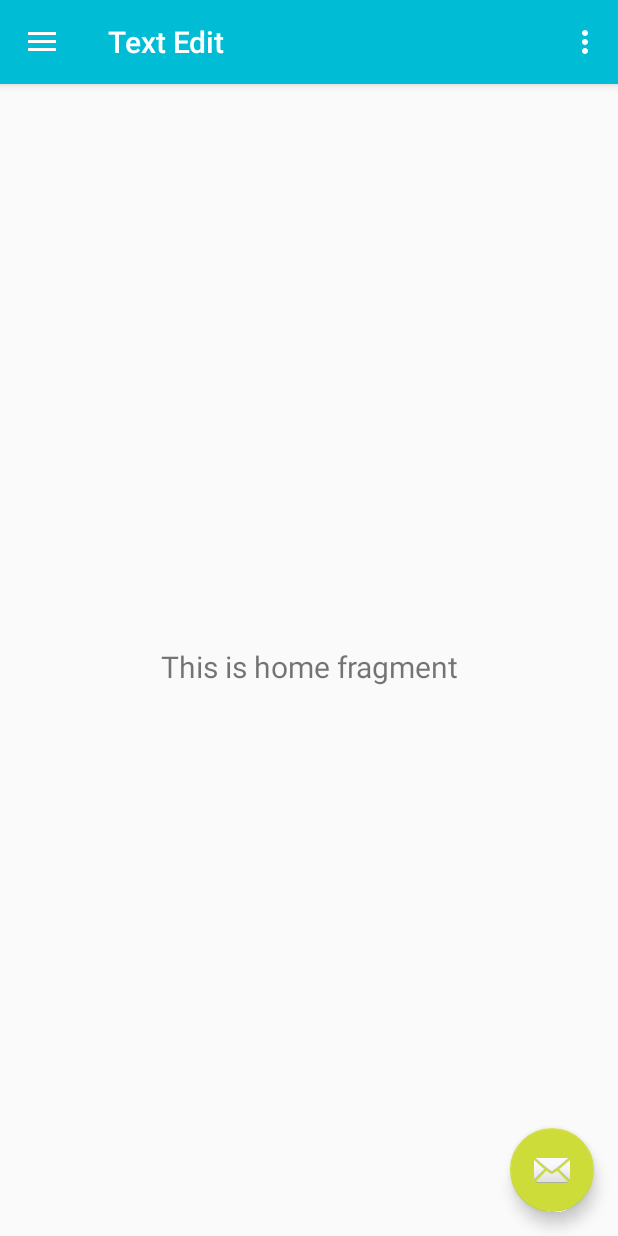
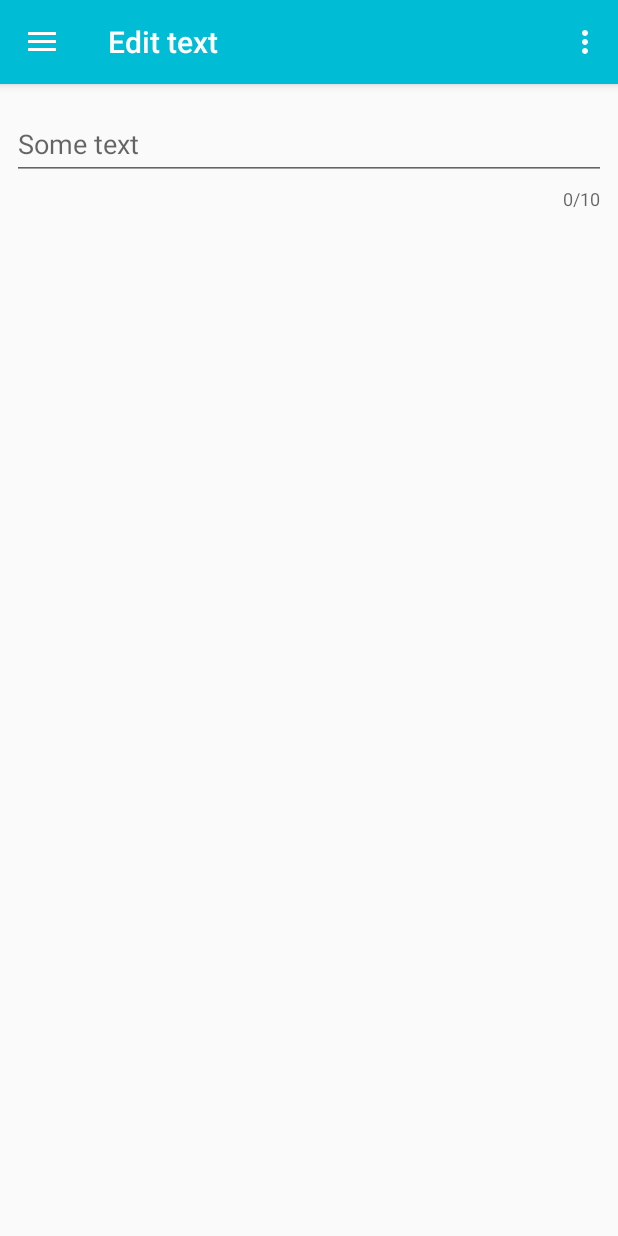
Before and after one commit to afedchenko/MaterialDesignApp, an Android app: the screen it shows after launch (MainActivity), on a phone screen of 412 x 824 dp. Run offline under Robolectric (Android 15) with nearby library versions, the phone set to English and light mode, and no system bars; our stand-ins replace navigation-ui.

Commit message:
Edit Text и Snack Bar по 2 уроку

```diff
--- a/app/src/main/java/com/example/materialdesignapp/MainActivity.java
+++ b/app/src/main/java/com/example/materialdesignapp/MainActivity.java
@@ -1,8 +1,10 @@
 package com.example.materialdesignapp;
 
 import android.os.Bundle;
+import android.util.Log;
 import android.view.View;
 import android.view.Menu;
+import android.widget.Toast;
 
 import com.google.android.material.floatingactionbutton.FloatingActionButton;
 import com.google.android.material.snackbar.Snackbar;
@@ -19,6 +21,7 @@ import androidx.appcompat.widget.Toolbar;
 public class MainActivity extends AppCompatActivity {
 
     private AppBarConfiguration mAppBarConfiguration;
+    private static final String TAG = "SnackActivity";
 
     @Override
     protected void onCreate(Bundle savedInstanceState) {
@@ -26,14 +29,19 @@ public class MainActivity extends AppCompatActivity {
         setContentView(R.layout.activity_main);
         Toolbar toolbar = findViewById(R.id.toolbar);
         setSupportActionBar(toolbar);
-        FloatingActionButton fab = findViewById(R.id.fab);
+/*        FloatingActionButton fab = findViewById(R.id.fab);
         fab.setOnClickListener(new View.OnClickListener() {
             @Override
             public void onClick(View view) {
-                Snackbar.make(view, "Replace with your own action", Snackbar.LENGTH_LONG)
-                        .setAction("Action", null).show();
+                Snackbar.make(view, "Произвелось какое-то действие", Snackbar.LENGTH_LONG)
+                        .setAction("Действие", new View.OnClickListener() {
+                            @Override
+                            public void onClick(View view) {
+                                Toast.makeText(getApplicationContext(), "Бумс", Toast.LENGTH_SHORT).show();
+                            }
+                        }).show();
             }
-        });
+        });*/
         DrawerLayout drawer = findViewById(R.id.drawer_layout);
         NavigationView navigationView = findViewById(R.id.nav_view);
         // Passing each menu ID as a set of Ids because each
--- a/app/src/main/java/com/example/materialdesignapp/ui/gallery/GalleryViewModel.java
+++ b/app/src/main/java/com/example/materialdesignapp/ui/gallery/GalleryViewModel.java
@@ -10,7 +10,7 @@ public class GalleryViewModel extends ViewModel {
 
     public GalleryViewModel() {
         mText = new MutableLiveData<>();
-        mText.setValue("This is gallery fragment");
+        mText.setValue("Нажмите на FAB");
     }
 
     public LiveData<String> getText() {
--- a/app/src/main/java/com/example/materialdesignapp/ui/home/HomeFragment.java
+++ b/app/src/main/java/com/example/materialdesignapp/ui/home/HomeFragment.java
@@ -23,7 +23,7 @@ public class HomeFragment extends Fragment {
         homeViewModel =
                 ViewModelProviders.of(this).get(HomeViewModel.class);
         View root = inflater.inflate(R.layout.fragment_home, container, false);
-        final TextView textView = root.findViewById(R.id.text_home);
+        final TextView textView = root.findViewById(R.id.edit_text);
         homeViewModel.getText().observe(getViewLifecycleOwner(), new Observer<String>() {
             @Override
             public void onChanged(@Nullable String s) {
--- a/app/src/main/java/com/example/materialdesignapp/ui/home/HomeViewModel.java
+++ b/app/src/main/java/com/example/materialdesignapp/ui/home/HomeViewModel.java
@@ -10,7 +10,7 @@ public class HomeViewModel extends ViewModel {
 
     public HomeViewModel() {
         mText = new MutableLiveData<>();
-        mText.setValue("This is home fragment");
+        //mText.setValue("This is home fragment");
     }
 
     public LiveData<String> getText() {
--- a/app/src/main/res/layout/app_bar_main.xml
+++ b/app/src/main/res/layout/app_bar_main.xml
@@ -22,12 +22,12 @@
 
     <include layout="@layout/content_main" />
 
-    <com.google.android.material.floatingactionbutton.FloatingActionButton
+<!--    <com.google.android.material.floatingactionbutton.FloatingActionButton
         android:id="@+id/fab"
         android:layout_width="wrap_content"
         android:layout_height="wrap_content"
         android:layout_gravity="bottom|end"
         android:layout_margin="@dimen/fab_margin"
-        app:srcCompat="@android:drawable/ic_dialog_email" />
+        app:srcCompat="@android:drawable/ic_dialog_email" />-->
 
 </androidx.coordinatorlayout.widget.CoordinatorLayout>
--- a/app/src/main/res/layout/fragment_home.xml
+++ b/app/src/main/res/layout/fragment_home.xml
@@ -1,22 +1,29 @@
 <?xml version="1.0" encoding="utf-8"?>
-<androidx.constraintlayout.widget.ConstraintLayout xmlns:android="http://schemas.android.com/apk/res/android"
-    xmlns:app="http://schemas.android.com/apk/res-auto"
-    xmlns:tools="http://schemas.android.com/tools"
+<LinearLayout xmlns:android="http://schemas.android.com/apk/res/android"
+xmlns:tools="http://schemas.android.com/tools"
+android:layout_width="match_parent"
+android:layout_height="match_parent"
+xmlns:app="http://schemas.android.com/apk/res-auto"
+tools:context=".ui.home.HomeFragment">
+
+<com.google.android.material.textfield.TextInputLayout
     android:layout_width="match_parent"
-    android:layout_height="match_parent"
-    tools:context=".ui.home.HomeFragment">
+    android:layout_height="wrap_content"
+    android:paddingTop="@dimen/edit_text_padding"
+    android:paddingLeft="@dimen/edit_text_padding"
+    android:paddingRight="@dimen/edit_text_padding"
+    app:counterOverflowTextAppearance="@style/CounterStyle"
+    app:counterEnabled="true"
+    app:errorEnabled="true"
+    app:counterMaxLength="10"
+    android:focusableInTouchMode="true">
 
-    <TextView
-        android:id="@+id/text_home"
+    <EditText
+        android:id="@+id/edit_text"
         android:layout_width="match_parent"
         android:layout_height="wrap_content"
-        android:layout_marginStart="8dp"
-        android:layout_marginTop="8dp"
-        android:layout_marginEnd="8dp"
-        android:textAlignment="center"
-        android:textSize="20sp"
-        app:layout_constraintBottom_toBottomOf="parent"
-        app:layout_constraintEnd_toEndOf="parent"
-        app:layout_constraintStart_toStartOf="parent"
-        app:layout_constraintTop_toTopOf="parent" />
-</androidx.constraintlayout.widget.ConstraintLayout>
+        android:hint="@string/edit_text_hint" />
+
+</com.google.android.material.textfield.TextInputLayout>
+
+</LinearLayout>
--- a/app/src/main/res/layout/nav_header_main.xml
+++ b/app/src/main/res/layout/nav_header_main.xml
@@ -1,6 +1,5 @@
 <?xml version="1.0" encoding="utf-8"?>
 <LinearLayout xmlns:android="http://schemas.android.com/apk/res/android"
-    xmlns:app="http://schemas.android.com/apk/res-auto"
     android:layout_width="match_parent"
     android:layout_height="@dimen/nav_header_height"
     android:background="@drawable/side_nav_bar"
--- a/app/src/main/res/values/dimens.xml
+++ b/app/src/main/res/values/dimens.xml
@@ -5,4 +5,5 @@
     <dimen name="nav_header_vertical_spacing">8dp</dimen>
     <dimen name="nav_header_height">176dp</dimen>
     <dimen name="fab_margin">16dp</dimen>
+    <dimen name="edit_text_padding">8dp</dimen>
 </resources>
--- a/app/src/main/res/values/strings.xml
+++ b/app/src/main/res/values/strings.xml
@@ -7,9 +7,10 @@
     <string name="nav_header_desc">Navigation header</string>
     <string name="action_settings">Settings</string>
 
-    <string name="menu_home">Text Edit</string>
+    <string name="menu_home">Edit text</string>
     <string name="menu_gallery">Snack Bar</string>
     <string name="menu_slideshow">Bottom Sheet</string>
 
     <string name="home_second">Home Second</string>
+    <string name="edit_text_hint">Some text</string>
 </resources>
--- a/app/src/main/res/values/styles.xml
+++ b/app/src/main/res/values/styles.xml
@@ -17,4 +17,15 @@
 
     <style name="AppTheme.PopupOverlay" parent="ThemeOverlay.AppCompat.Light" />
 
+    <style name="CounterStyle" parent="TextAppearance.AppCompat.Small">
+        <item name="android:textColor">@android:color/holo_red_light</item>
+        <item name="android:textStyle">bold</item>
+        <item name="android:textSize">12sp</item>
+    </style>
+
+    <style name="EditTextStyle" parent="Theme.AppCompat.Light">
+        <item name="colorControlNormal">@android:color/black</item>
+        <item name="colorControlActivated">#00BCD4</item>
+    </style>
+
 </resources>
```
Also changed, not shown: app/src/main/java/com/example/materialdesignapp/ui/gallery/GalleryFragment.java (+17 -0 lines), app/src/main/res/drawable-v24/ic_launcher_foreground.xml (deleted, +0 -30 lines), app/src/main/res/drawable/ic_launcher_background.xml (deleted, +0 -74 lines), app/src/main/res/layout/fragment_gallery.xml (+16 -12 lines).
